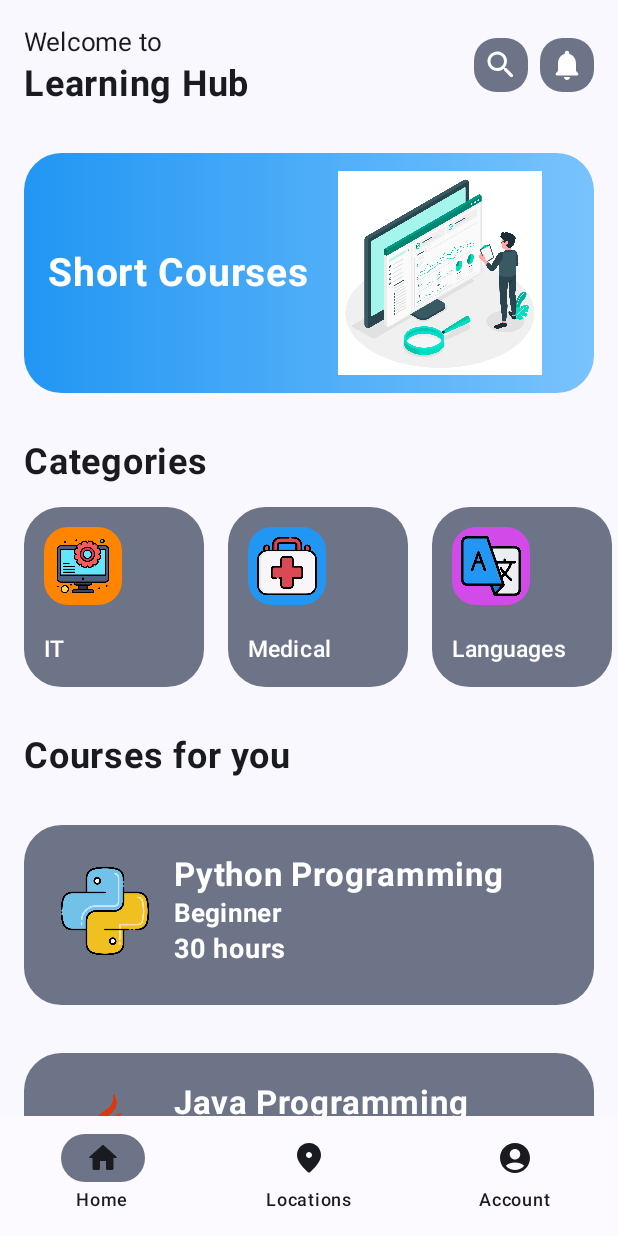
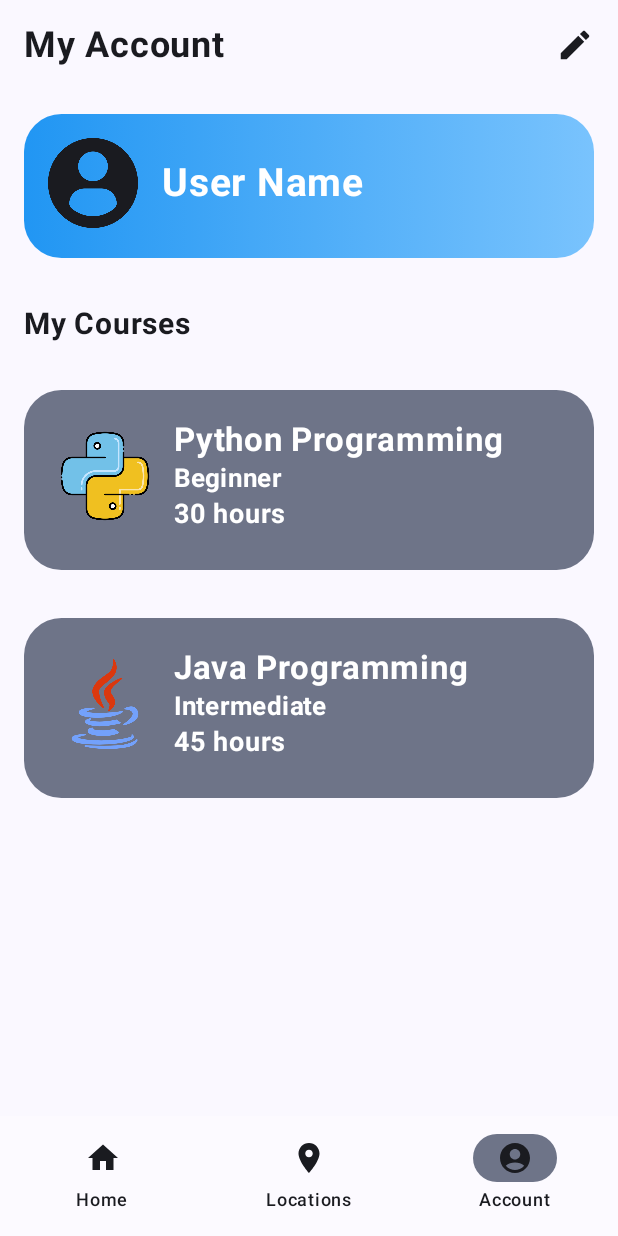
Before and after one commit to avii47/MAD-LearningHubKt, an Android app built with Jetpack Compose: the screen it shows after launch (MainActivity), item 3 of the bottom bar chosen, on a phone screen of 412 x 824 dp. Run offline under Robolectric (Android 15) with nearby library versions, the phone set to English and light mode, and no system bars; our stand-ins replace accompanist.

Commit message:
Create Account screen and Add bottom navigation

```diff
--- a/app/build.gradle.kts
+++ b/app/build.gradle.kts
@@ -72,4 +72,5 @@ dependencies {
     implementation("androidx.compose.material:material-icons-extended:1.6.2")
     implementation("com.google.maps.android:maps-compose:4.3.3")
     implementation("com.google.android.gms:play-services-maps:18.2.0")
+    implementation("androidx.navigation:navigation-compose:2.7.7")
 }
--- /dev/null
+++ b/app/src/main/java/com/example/mad_learninghubkt/BottomBarScreen.kt
@@ -0,0 +1,17 @@
+package com.example.mad_learninghubkt
+
+import androidx.compose.material.icons.Icons
+import androidx.compose.material.icons.filled.AccountCircle
+import androidx.compose.material.icons.filled.Home
+import androidx.compose.material.icons.filled.LocationOn
+import androidx.compose.ui.graphics.vector.ImageVector
+
+sealed class BottomBarScreen (
+    val route: String,
+    val title: String,
+    val icon: ImageVector
+) {
+    object Home: BottomBarScreen("home", "Home", Icons.Default.Home)
+    object Locations: BottomBarScreen("locations", "Locations", Icons.Default.LocationOn)
+    object Account: BottomBarScreen("account", "Account", Icons.Default.AccountCircle)
+}
--- /dev/null
+++ b/app/src/main/java/com/example/mad_learninghubkt/BottomNavGraph.kt
@@ -0,0 +1,21 @@
+package com.example.mad_learninghubkt
+
+import androidx.compose.runtime.Composable
+import androidx.navigation.NavHostController
+import androidx.navigation.compose.NavHost
+import androidx.navigation.compose.composable
+
+@Composable
+fun BottomNavGraph(navController: NavHostController) {
+    NavHost(navController = navController, startDestination = BottomBarScreen.Home.route) {
+        composable(BottomBarScreen.Home.route) {
+            HomeScreen()
+        }
+        composable(BottomBarScreen.Locations.route) {
+            LocationsScreen()
+        }
+        composable(BottomBarScreen.Account.route) {
+            ProfileScreen()
+        }
+    }
+}
--- a/app/src/main/java/com/example/mad_learninghubkt/BottomNavigation.kt
+++ b/app/src/main/java/com/example/mad_learninghubkt/BottomNavigation.kt
@@ -2,57 +2,55 @@ package com.example.mad_learninghubkt
 
 import androidx.compose.foundation.background
 import androidx.compose.foundation.layout.Row
-import androidx.compose.material.icons.Icons
-import androidx.compose.material.icons.rounded.AccountCircle
-import androidx.compose.material.icons.rounded.Home
-import androidx.compose.material.icons.rounded.LocationOn
 import androidx.compose.material3.Icon
 import androidx.compose.material3.MaterialTheme
 import androidx.compose.material3.NavigationBar
 import androidx.compose.material3.NavigationBarItem
 import androidx.compose.material3.Text
 import androidx.compose.runtime.Composable
+import androidx.compose.runtime.getValue
 import androidx.compose.ui.Modifier
-import com.example.mad_learninghubkt.data.BottomNavigationItem
+import androidx.navigation.NavDestination.Companion.hierarchy
+import androidx.navigation.NavGraph.Companion.findStartDestination
+import androidx.navigation.NavHostController
+import androidx.navigation.compose.currentBackStackEntryAsState
 
-val items = listOf(
-    BottomNavigationItem(
-        title = "Home",
-        icon = Icons.Rounded.Home
-    ),
-
-    BottomNavigationItem(
-        title = "Locations",
-        icon = Icons.Rounded.LocationOn
-    ),
-
-    BottomNavigationItem(
-        title = "Account",
-        icon = Icons.Rounded.AccountCircle
-    )
-)
 
 @Composable
-fun BottomNavigation() {
+fun BottomNavigation(navController: NavHostController) {
+    val screens = listOf(
+        BottomBarScreen.Home,
+        BottomBarScreen.Locations,
+        BottomBarScreen.Account
+    )
+
+    val navBackStackEntry by navController.currentBackStackEntryAsState()
+    val currentDestination = navBackStackEntry?.destination
+
     NavigationBar {
         Row(
             modifier = Modifier.background(MaterialTheme.colorScheme.inverseOnSurface)
         ) {
 
-            items.forEachIndexed { index, item ->
+            screens.forEach { screen ->
                 NavigationBarItem(
-                    selected = index == 0,
-                    onClick = {},
+                    selected = currentDestination?.hierarchy?.any { it.route == screen.route } == true,
+                    onClick = {
+                        navController.navigate(screen.route) {
+                            popUpTo(navController.graph.findStartDestination().id)
+                            launchSingleTop = true
+                        }
+                    },
                     icon = {
                         Icon(
-                            imageVector = item.icon,
-                            contentDescription = item.title,
+                            imageVector = screen.icon,
+                            contentDescription = screen.title,
                             tint = MaterialTheme.colorScheme.onBackground
                         )
                     },
                     label = {
                         Text(
-                            text = item.title,
+                            text = screen.title,
                             color = MaterialTheme.colorScheme.onBackground
                         )
                     }
--- a/app/src/main/java/com/example/mad_learninghubkt/HomeScreen.kt
+++ b/app/src/main/java/com/example/mad_learninghubkt/HomeScreen.kt
@@ -49,12 +49,11 @@ import com.example.mad_learninghubkt.ui.theme.PurpleStart
 @Preview
 @Composable
 fun HomeScreen() {
-    Scaffold (
+    Scaffold(
         bottomBar = {
-            BottomNavigation()
+            Spacer(modifier = Modifier.height(80.dp))
         }
     ) { padding ->
-
         Column(
             modifier = Modifier
                 .fillMaxWidth()
@@ -316,7 +315,7 @@ fun CourseSection() {
     }
 }
 
-    @Composable
+@Composable
 fun CourseItem(
         index: Int
     ) {
--- a/app/src/main/java/com/example/mad_learninghubkt/MainActivity.kt
+++ b/app/src/main/java/com/example/mad_learninghubkt/MainActivity.kt
@@ -16,7 +16,7 @@ class MainActivity : ComponentActivity() {
         setContent {
             MADLearningHubKtTheme {
                 SetBarColor(color = MaterialTheme.colorScheme.background)
-                HomeScreen()
+                MainScreen()
             }
         }
     }
--- /dev/null
+++ b/app/src/main/java/com/example/mad_learninghubkt/MainScreen.kt
@@ -0,0 +1,21 @@
+package com.example.mad_learninghubkt
+
+import android.annotation.SuppressLint
+import androidx.compose.material3.Scaffold
+import androidx.compose.runtime.Composable
+import androidx.navigation.compose.rememberNavController
+
+@SuppressLint("UnusedMaterial3ScaffoldPaddingParameter")
+@Composable
+fun MainScreen() {
+    val navController = rememberNavController()
+
+    Scaffold(
+        bottomBar = {
+            BottomNavigation(navController = navController)
+        }
+    ) {
+        BottomNavGraph(navController = navController)
+    }
+
+}
--- /dev/null
+++ b/app/src/main/java/com/example/mad_learninghubkt/ProfileScreen.kt
@@ -0,0 +1,141 @@
+package com.example.mad_learninghubkt
+
+import android.annotation.SuppressLint
+import androidx.compose.foundation.background
+import androidx.compose.foundation.layout.Arrangement
+import androidx.compose.foundation.layout.Box
+import androidx.compose.foundation.layout.Column
+import androidx.compose.foundation.layout.Row
+import androidx.compose.foundation.layout.fillMaxWidth
+import androidx.compose.foundation.layout.height
+import androidx.compose.foundation.layout.padding
+import androidx.compose.foundation.layout.size
+import androidx.compose.foundation.lazy.LazyColumn
+import androidx.compose.foundation.shape.RoundedCornerShape
+import androidx.compose.material.icons.Icons
+import androidx.compose.material.icons.filled.Edit
+import androidx.compose.material3.Icon
+import androidx.compose.material3.MaterialTheme
+import androidx.compose.material3.Scaffold
+import androidx.compose.material3.Text
+import androidx.compose.runtime.Composable
+import androidx.compose.ui.Alignment
+import androidx.compose.ui.Modifier
+import androidx.compose.ui.draw.clip
+import androidx.compose.ui.graphics.Color
+import androidx.compose.ui.res.painterResource
+import androidx.compose.ui.text.font.FontWeight
+import androidx.compose.ui.tooling.preview.Preview
+import androidx.compose.ui.unit.dp
+import androidx.compose.ui.unit.sp
+import com.example.mad_learninghubkt.data.CoursesItem
+import com.example.mad_learninghubkt.ui.theme.BlueEnd
+import com.example.mad_learninghubkt.ui.theme.BlueStart
+
+@Preview
+@SuppressLint("UnusedMaterial3ScaffoldPaddingParameter")
+@Composable
+fun ProfileScreen() {
+    Scaffold {
+        Column {
+            MyAccountSection()
+            AccountSection()
+            GeneralSection()
+        }
+    }
+}
+
+@Composable
+fun AccountSection() {
+    Box (
+        modifier = Modifier.padding(16.dp)
+    ) {
+        Column(
+            modifier = Modifier
+                .clip(RoundedCornerShape(25.dp))
+                .background(getGradient(BlueStart, BlueEnd))
+                .fillMaxWidth()
+                .height(96.dp)
+                .padding(16.dp),
+            verticalArrangement = Arrangement.SpaceBetween
+        ) {
+            Row(
+                modifier = Modifier.fillMaxWidth(),
+                horizontalArrangement = Arrangement.spacedBy(16.dp),
+                verticalAlignment = Alignment.CenterVertically
+            ) {
+                Icon(
+                    painter = painterResource(id = R.drawable.profile_icon),
+                    contentDescription = "Profile Picture",
+                    modifier = Modifier
+                        .size(60.dp)
+                )
+
+                Text(
+                    text = "User Name",
+                    color = Color.White,
+                    fontSize = 26.sp,
+                    fontWeight = FontWeight.Bold
+                )
+            }
+        }
+    }
+}
+
+@Composable
+fun MyAccountSection() {
+    Row(
+        modifier = Modifier.fillMaxWidth(),
+        horizontalArrangement = Arrangement.SpaceBetween,
+        verticalAlignment = Alignment.CenterVertically
+    ) {
+        Text(
+            text = "My Account",
+            fontSize = 24.sp,
+            color = MaterialTheme.colorScheme.onBackground,
+            fontWeight = FontWeight.Bold,
+            modifier = Modifier.padding(16.dp)
+        )
+
+        Icon(
+            imageVector = Icons.Default.Edit,
+            contentDescription = "Edit Account",
+            modifier = Modifier
+                .padding(16.dp)
+                .size(25.dp)
+        )
+    }
+}
+
+val mycourses = listOf(
+    CoursesItem(
+        title = "Python Programming",
+        level = "Beginner",
+        duration = 30,
+        image = R.drawable.python
+    ),
+
+    CoursesItem(
+        title = "Java Programming",
+        level = "Intermediate",
+        duration = 45,
+        image = R.drawable.java
+    ),
+)
+
+@Composable
+fun GeneralSection() {
+    Text(
+        text = "My Courses",
+        fontSize = 20.sp,
+        color = MaterialTheme.colorScheme.onBackground,
+        fontWeight = FontWeight.Bold,
+        modifier = Modifier.padding(16.dp)
+    )
+
+    LazyColumn() {
+        items(mycourses.size) { index ->
+            CourseItem(index)
+        }
+    }
+}
```
